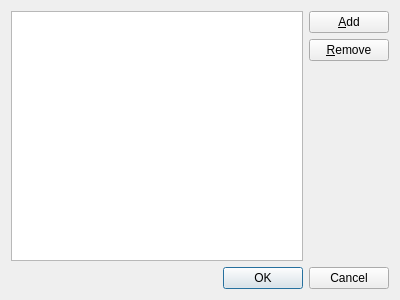
First picture: the form in languages/plugins/custom-definesandincludes/kcm_widget/compilerswidget.ui, repository KDE/kdevelop, before the edit.
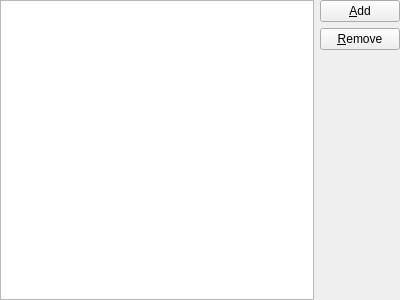
Second picture: the form after the edit.

Commit message:
Move compiler related settings to it's own tab.
TODO: Port TableView to TreeView

Diff of the .ui file:
```diff
--- a/languages/plugins/custom-definesandincludes/kcm_widget/compilerswidget.ui
+++ b/languages/plugins/custom-definesandincludes/kcm_widget/compilerswidget.ui
@@ -1,7 +1,7 @@
 <?xml version="1.0" encoding="UTF-8"?>
 <ui version="4.0">
  <class>CompilersWidget</class>
- <widget class="QDialog" name="CompilersWidget">
+ <widget class="QWidget" name="CompilersWidget">
   <property name="geometry">
    <rect>
     <x>0</x>
@@ -14,9 +14,9 @@
    <string>Configure Compilers</string>
   </property>
   <layout class="QGridLayout" name="gridLayout">
-   <item row="0" column="0">
-    <widget class="QTableView" name="compilers"/>
-   </item>
+   <property name="margin">
+    <number>0</number>
+   </property>
    <item row="0" column="1">
     <layout class="QVBoxLayout" name="verticalLayout">
      <item>
@@ -48,15 +48,8 @@
      </item>
     </layout>
    </item>
-   <item row="1" column="0" colspan="2">
-    <widget class="QDialogButtonBox" name="buttonBox">
-     <property name="orientation">
-      <enum>Qt::Horizontal</enum>
-     </property>
-     <property name="standardButtons">
-      <set>QDialogButtonBox::Cancel|QDialogButtonBox::Ok</set>
-     </property>
-    </widget>
+   <item row="0" column="0">
+    <widget class="QTreeView" name="compilers"/>
    </item>
   </layout>
  </widget>
```
Left out of the diff: 38 changed lines with no effect on the pictures. The commit also changes 4 other files.
